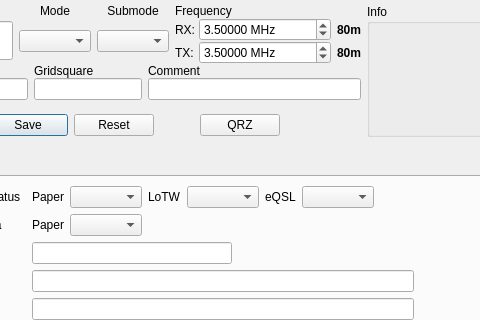
Above: ui/NewContactWidget.ui from k5mcd/QLog before the change; both pictures show x 409 to 889 and y 0 to 320 of the 980 by 525 pixel window. Below: the same form after it.
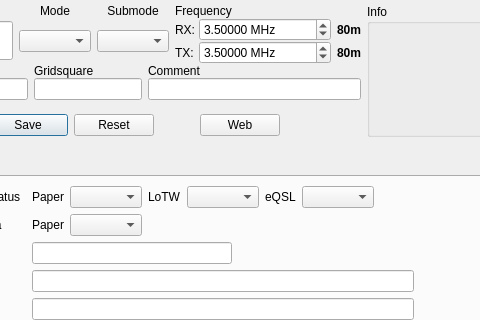
That is the form after the change. Icons and pictures are not drawn. Custom widgets are drawn as their Qt base class.

Patch:
```diff
--- a/ui/NewContactWidget.ui
+++ b/ui/NewContactWidget.ui
@@ -687,7 +687,7 @@
              <enum>Qt::NoFocus</enum>
             </property>
             <property name="text">
-             <string>QRZ</string>
+             <string>Web</string>
             </property>
             <property name="icon">
              <iconset resource="../res/icons/icons.qrc">
```
Left out of the diff: 23 changed lines with no effect on the pictures.
